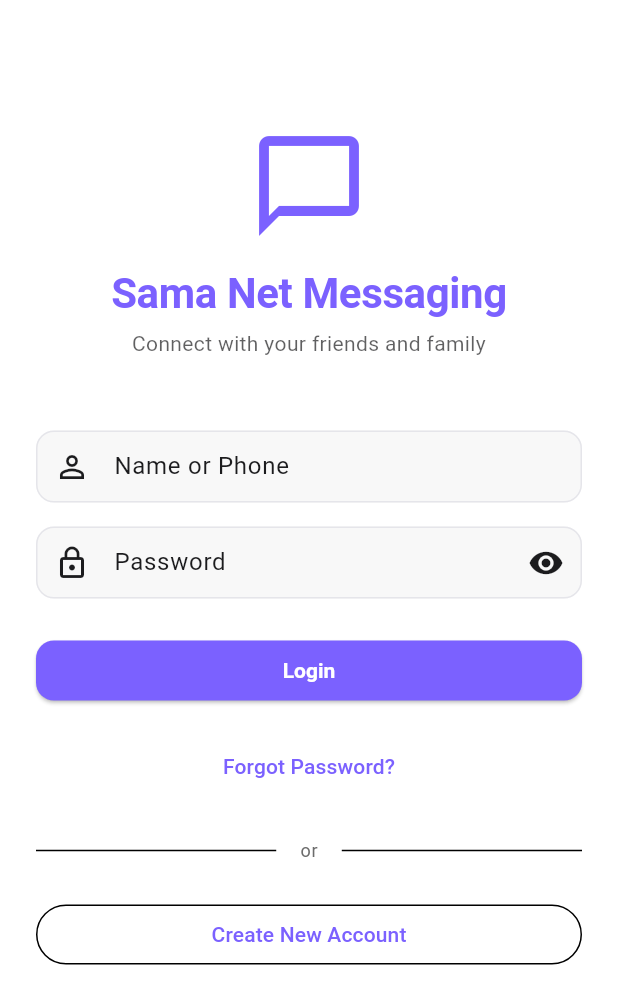
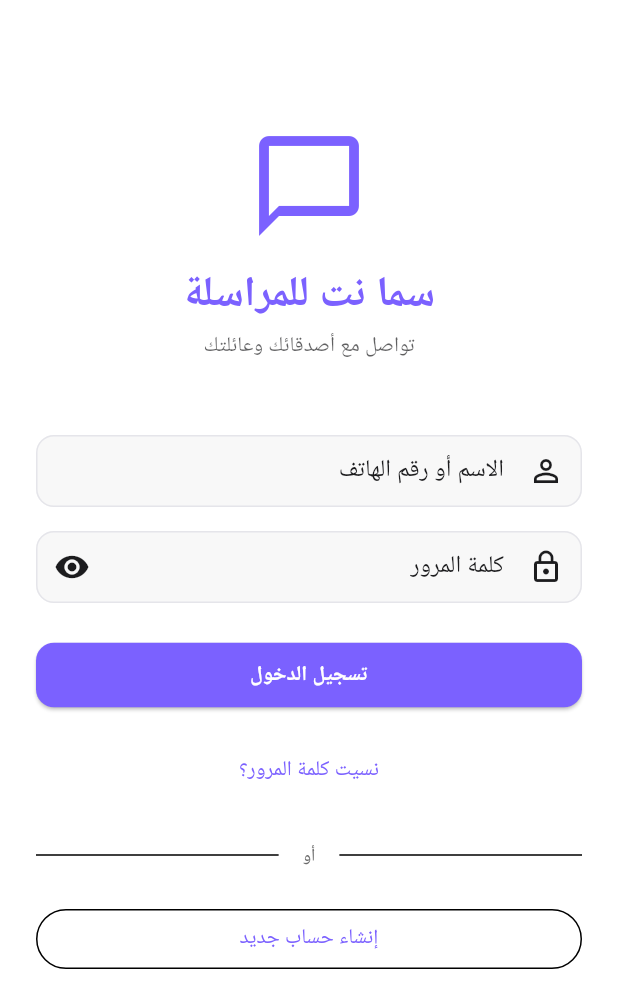
Before and after one commit to ahmetbasmaci/SamaNet, a Flutter app: the screen it shows after launch, on a phone screen of 412 x 824 dp. Shown: the top 1008 px of the screen. Run offline on Flutter 3.47's test engine with Material 3 defaults, Android fonts, the phone set to English and light mode, and no system bars; accounts and stored records are empty; Roboto replaces fonts that are missing (SF Pro Rounded).

Commit message:
update langauge

```diff
--- /dev/null
+++ b/sama_net_messaging_app_mobile/lib/core/constants/arabic_strings.dart
@@ -0,0 +1,76 @@
+/// Arabic strings for the application
+/// Contains all text content in Arabic language
+class ArabicStrings {
+  // App Info
+  static const String appTitle = 'سما نت للمراسلة';
+  static const String appSubtitle = 'تواصل مع أصدقائك وعائلتك';
+
+  // Authentication
+  static const String login = 'تسجيل الدخول';
+  static const String register = 'إنشاء حساب جديد';
+  static const String logout = 'تسجيل الخروج';
+  static const String nameOrPhone = 'الاسم أو رقم الهاتف';
+  static const String password = 'كلمة المرور';
+  static const String forgotPassword = 'نسيت كلمة المرور؟';
+  static const String createNewAccount = 'إنشاء حساب جديد';
+  static const String or = 'أو';
+
+  // Validation Messages
+  static const String nameOrPhoneRequired = 'الاسم أو رقم الهاتف مطلوب';
+  static const String enterValidNameOrPhone = 'يرجى إدخال اسم أو رقم هاتف صحيح';
+  static const String passwordRequired = 'كلمة المرور مطلوبة';
+  static const String passwordTooShort = 'كلمة المرور يجب أن تكون 6 أحرف على الأقل';
+
+  // Navigation
+  static const String chats = 'المحادثات';
+  static const String contacts = 'جهات الاتصال';
+  static const String profile = 'الملف الشخصي';
+
+  // Messages
+  static const String forgotPasswordComingSoon = 'ميزة استعادة كلمة المرور قريباً';
+  static const String mainScreenPlaceholder = 'الشاشة الرئيسية\n(سيتم تطبيق قائمة المحادثات والتنقل)';
+  static const String registerPagePlaceholder = 'صفحة التسجيل\n(سيتم تطبيقها)';
+
+  // Loading and Status
+  static const String loading = 'جاري التحميل...';
+  static const String connecting = 'جاري الاتصال...';
+
+  // Common Actions
+  static const String save = 'حفظ';
+  static const String cancel = 'إلغاء';
+  static const String ok = 'موافق';
+  static const String send = 'إرسال';
+  static const String delete = 'حذف';
+  static const String edit = 'تعديل';
+
+  // Error Messages
+  static const String errorOccurred = 'حدث خطأ';
+  static const String connectionError = 'خطأ في الاتصال';
+  static const String invalidCredentials = 'بيانات الدخول غير صحيحة';
+  static const String serverError = 'خطأ في الخادم';
+  static const String fieldRequired = 'هذا الحقل مطلوب';
+  static const String messageCannotBeEmpty = 'لا يمكن أن تكون الرسالة فارغة';
+  static const String messageTooLong = 'الرسالة طويلة جداً (الحد الأقصى 1000 حرف)';
+  static const String loginFailed = 'فشل تسجيل الدخول';
+  static const String registrationFailed = 'فشل التسجيل';
+
+  // Date and Time
+  static const String today = 'اليوم';
+  static const String yesterday = 'أمس';
+  static const String justNow = 'الآن';
+  static const List<String> weekDays = ['الاثنين', 'الثلاثاء', 'الأربعاء', 'الخميس', 'الجمعة', 'السبت', 'الأحد'];
+  static const List<String> months = [
+    'يناير',
+    'فبراير',
+    'مارس',
+    'أبريل',
+    'مايو',
+    'يونيو',
+    'يوليو',
+    'أغسطس',
+    'سبتمبر',
+    'أكتوبر',
+    'نوفمبر',
+    'ديسمبر',
+  ];
+}
--- a/sama_net_messaging_app_mobile/lib/presentation/blocs/auth_bloc.dart
+++ b/sama_net_messaging_app_mobile/lib/presentation/blocs/auth_bloc.dart
@@ -3,6 +3,7 @@ import '../../data/models/user.dart';
 import '../../data/services/auth_service.dart';
 import '../../data/services/local_storage_service.dart';
 import '../../core/constants/app_constants.dart';
+import '../../core/constants/arabic_strings.dart';
 import 'bloc_provider.dart';
 
 /// Authentication events
@@ -129,10 +130,10 @@ class AuthBloc extends BaseBloc {
           emit(AuthError(authData.message));
         }
       } else {
-        emit(AuthError(response.error ?? 'Login failed'));
+        emit(AuthError(response.error ?? ArabicStrings.loginFailed));
       }
     } catch (e) {
-      emit(AuthError('Login failed: ${e.toString()}'));
+      emit(AuthError('${ArabicStrings.loginFailed}: ${e.toString()}'));
     }
   }
 
@@ -166,10 +167,10 @@ class AuthBloc extends BaseBloc {
           emit(AuthError(authData.message));
         }
       } else {
-        emit(AuthError(response.error ?? 'Registration failed'));
+        emit(AuthError(response.error ?? ArabicStrings.registrationFailed));
       }
     } catch (e) {
-      emit(AuthError('Registration failed: ${e.toString()}'));
+      emit(AuthError('${ArabicStrings.registrationFailed}: ${e.toString()}'));
     }
   }
 
--- a/sama_net_messaging_app_mobile/lib/presentation/pages/login_page.dart
+++ b/sama_net_messaging_app_mobile/lib/presentation/pages/login_page.dart
@@ -1,5 +1,7 @@
 import 'package:flutter/material.dart';
+import 'package:flutter/foundation.dart';
 import '../../core/utils/validation_utils.dart';
+import '../../core/constants/arabic_strings.dart';
 import '../blocs/auth_bloc.dart';
 import '../blocs/bloc_provider.dart';
 
@@ -16,6 +18,16 @@ class _LoginPageState extends State<LoginPage> {
   final _identifierController = TextEditingController();
   final _passwordController = TextEditingController();
   bool _obscurePassword = true;
+
+  @override
+  void initState() {
+    super.initState();
+    // Auto-fill credentials in debug mode
+    if (kDebugMode) {
+      _identifierController.text = 'ahmet';
+      _passwordController.text = '231';
+    }
+  }
 
   @override
   void dispose() {
@@ -67,14 +79,14 @@ class _LoginPageState extends State<LoginPage> {
                       const SizedBox(height: 16),
 
                       Text(
-                        'Sama Net Messaging',
+                        ArabicStrings.appTitle,
                         style: theme.textTheme.displayLarge?.copyWith(color: theme.colorScheme.primary),
                         textAlign: TextAlign.center,
                       ),
                       const SizedBox(height: 8),
 
                       Text(
-                        'Connect with your friends and family',
+                        ArabicStrings.appSubtitle,
                         style: theme.textTheme.bodyMedium?.copyWith(
                           color: theme.colorScheme.onSurface.withOpacity(0.7),
                         ),
@@ -86,20 +98,20 @@ class _LoginPageState extends State<LoginPage> {
                       // Email/Phone Input
                       TextFormField(
                         controller: _identifierController,
-                        decoration: const InputDecoration(
-                          labelText: 'Name or Phone',
-                          prefixIcon: Icon(Icons.person_outline),
+                        decoration: InputDecoration(
+                          labelText: ArabicStrings.nameOrPhone,
+                          prefixIcon: const Icon(Icons.person_outline),
                         ),
                         keyboardType: TextInputType.emailAddress,
                         textInputAction: TextInputAction.next,
                         enabled: !isLoading,
                         validator: (value) {
                           if (value == null || value.trim().isEmpty) {
-                            return 'Email or phone is required';
+                            return ArabicStrings.nameOrPhoneRequired;
                           }
                           // Check if it's email or phone format
                           if (!ValidationUtils.isValidName(value) && !ValidationUtils.isValidPhone(value)) {
-                            return 'Please enter a valid name or phone number';
+                            return ArabicStrings.enterValidNameOrPhone;
                           }
                           return null;
                         },
@@ -111,7 +123,7 @@ class _LoginPageState extends State<LoginPage> {
                       TextFormField(
                         controller: _passwordController,
                         decoration: InputDecoration(
-                          labelText: 'Password',
+                          labelText: ArabicStrings.password,
                           prefixIcon: const Icon(Icons.lock_outline),
                           suffixIcon: IconButton(
                             icon: Icon(_obscurePassword ? Icons.visibility : Icons.visibility_off),
@@ -136,7 +148,7 @@ class _LoginPageState extends State<LoginPage> {
                         onPressed: isLoading ? null : _handleLogin,
                         child: isLoading
                             ? const SizedBox(height: 20, width: 20, child: CircularProgressIndicator(strokeWidth: 2))
-                            : const Text('Login'),
+                            : Text(ArabicStrings.login),
                       ),
 
                       const SizedBox(height: 16),
@@ -149,9 +161,9 @@ class _LoginPageState extends State<LoginPage> {
                                 // TODO: Implement forgot password
                                 ScaffoldMessenger.of(
                                   context,
-                                ).showSnackBar(const SnackBar(content: Text('Forgot password feature coming soon')));
+                                ).showSnackBar(SnackBar(content: Text(ArabicStrings.forgotPasswordComingSoon)));
                               },
-                        child: Text('Forgot Password?', style: TextStyle(color: theme.colorScheme.primary)),
+                        child: Text(ArabicStrings.forgotPassword, style: TextStyle(color: theme.colorScheme.primary)),
                       ),
 
                       const SizedBox(height: 24),
@@ -162,7 +174,7 @@ class _LoginPageState extends State<LoginPage> {
                           const Expanded(child: Divider()),
                           Padding(
                             padding: const EdgeInsets.symmetric(horizontal: 16),
-                            child: Text('or', style: theme.textTheme.bodySmall),
+                            child: Text(ArabicStrings.or, style: theme.textTheme.bodySmall),
                           ),
                           const Expanded(child: Divider()),
                         ],
@@ -177,7 +189,7 @@ class _LoginPageState extends State<LoginPage> {
                             : () {
                                 Navigator.of(context).pushNamed('/register');
                               },
-                        child: const Text('Create New Account'),
+                        child: Text(ArabicStrings.createNewAccount),
                       ),
                     ],
                   ),
```
Also changed, not shown: sama_net_messaging_app_mobile/lib/core/utils/date_time_utils.dart (+7 -20 lines), sama_net_messaging_app_mobile/lib/core/utils/validation_utils.dart (+11 -9 lines), sama_net_messaging_app_mobile/lib/main.dart (+22 -13 lines), 1 other file.
